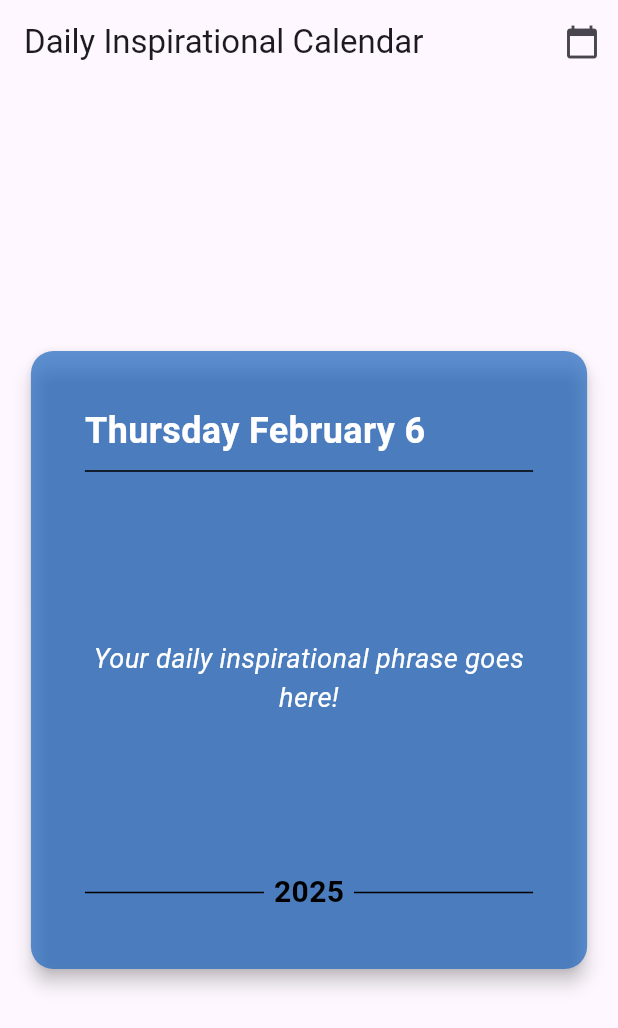
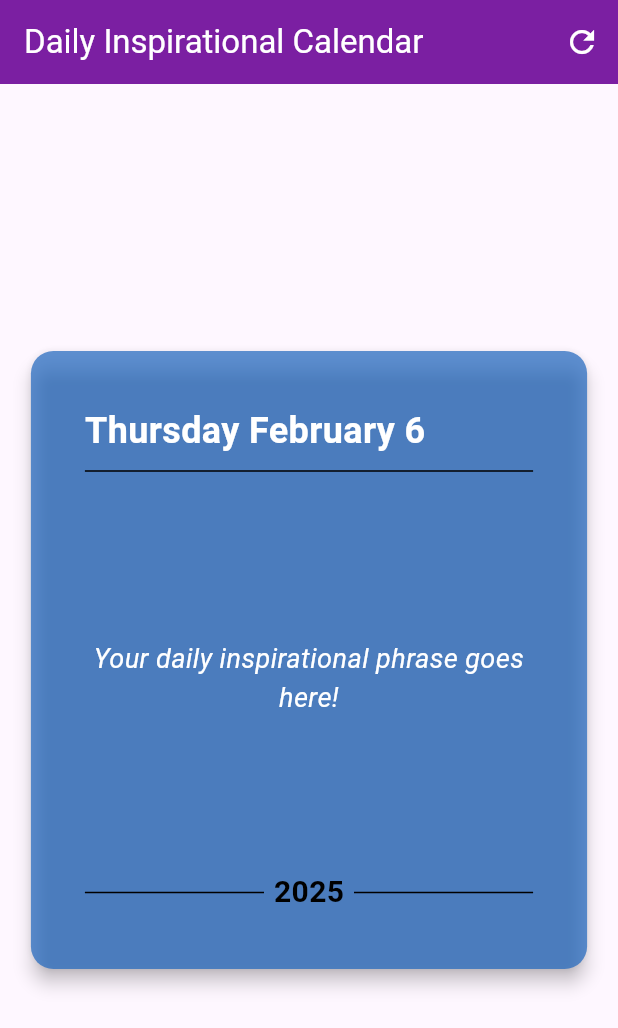
Before and after one commit to ladomino/flutter_inspirational_calendar, a Flutter app: the screen it shows after launch, on a phone screen of 412 x 824 dp. Shown: the top 1028 px of the screen. Run offline on Flutter 3.47's test engine with Material 3 defaults, Android fonts, the light colour scheme and no system bars; our stand-ins replace sqflite, timezone; accounts and stored records are empty.

Commit message:
Added refresh button, some color changes

```diff
--- a/lib/ui/screens/calendar.dart
+++ b/lib/ui/screens/calendar.dart
@@ -12,10 +12,18 @@ class DailyCalendarPage extends StatelessWidget {
   Widget build(BuildContext context) {
     return Scaffold(
       appBar: AppBar(
-        title: const Text("Daily Inspirational Calendar"),
+        title: const Text("Daily Inspirational Calendar",
+            style: TextStyle(
+              color: Colors.white,
+            )),
+        backgroundColor: Colors.purple[700],
+        elevation: 0, // no shadow
         actions: [
           IconButton(
-            icon: const Icon(Icons.calendar_today),
+            icon: const Icon(
+              Icons.refresh,
+              color: Colors.white,
+            ),
             onPressed: () {
               // Navigate to a screen showing the current date and the daily phrase
             },
```
